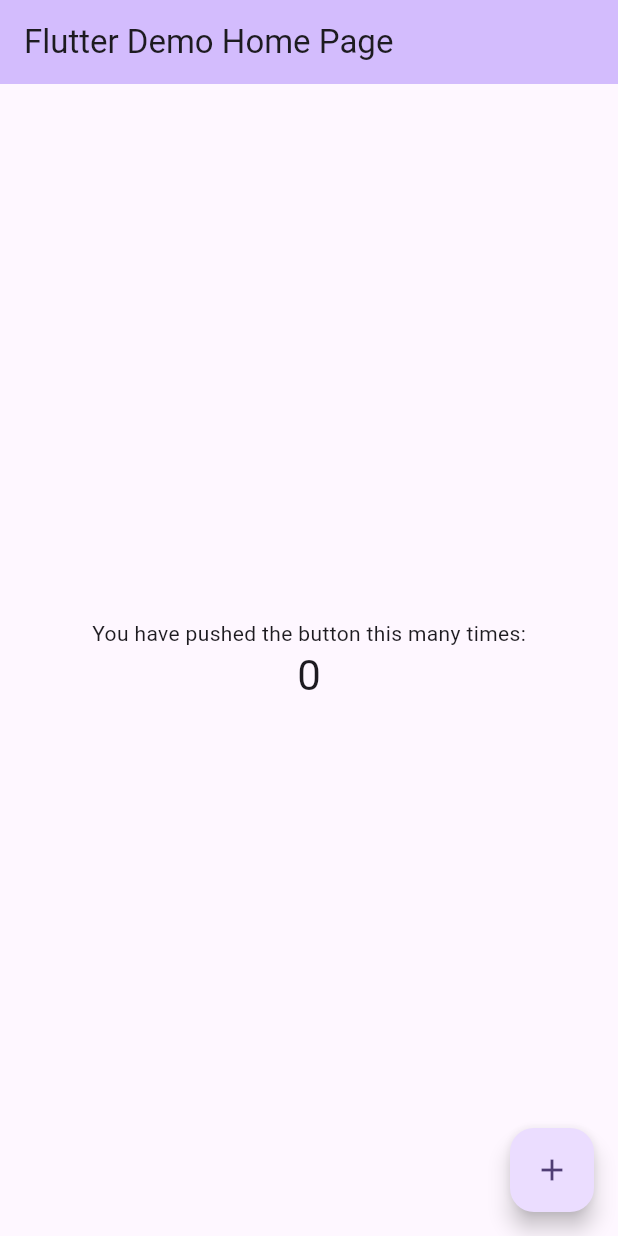
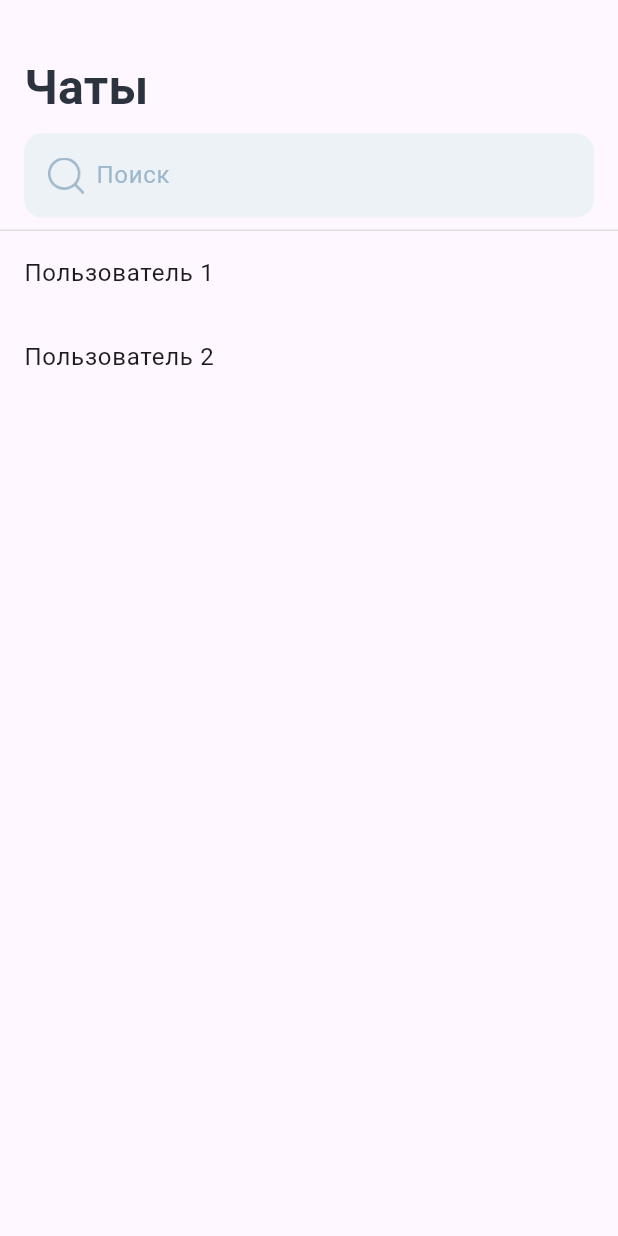
Before and after one commit to SidorinSergei/Test-task-messenger-, a Flutter app: the screen it shows after launch, on a phone screen of 412 x 824 dp. Run offline on Flutter 3.47's test engine with Material 3 defaults, Android fonts, the phone set to English and light mode, and no system bars; Roboto replaces fonts that are missing (Gilroy).

Commit message:
Added MyHomePage page
Added MyHomePage page, moved widgets to separate files, improved readability and code structure

```diff
--- a/lib/main.dart
+++ b/lib/main.dart
@@ -1,125 +1,16 @@
 import 'package:flutter/material.dart';
+import 'view/page/home_page.dart'; // Укажите правильный путь к вашей странице
 
 void main() {
-  runApp(const MyApp());
+  runApp(MyApp());
 }
 
 class MyApp extends StatelessWidget {
-  const MyApp({super.key});
-
-  // This widget is the root of your application.
   @override
   Widget build(BuildContext context) {
     return MaterialApp(
-      title: 'Flutter Demo',
-      theme: ThemeData(
-        // This is the theme of your application.
-        //
-        // TRY THIS: Try running your application with "flutter run". You'll see
-        // the application has a blue toolbar. Then, without quitting the app,
-        // try changing the seedColor in the colorScheme below to Colors.green
-        // and then invoke "hot reload" (save your changes or press the "hot
-        // reload" button in a Flutter-supported IDE, or press "r" if you used
-        // the command line to start the app).
-        //
-        // Notice that the counter didn't reset back to zero; the application
-        // state is not lost during the reload. To reset the state, use hot
-        // restart instead.
-        //
-        // This works for code too, not just values: Most code changes can be
-        // tested with just a hot reload.
-        colorScheme: ColorScheme.fromSeed(seedColor: Colors.deepPurple),
-        useMaterial3: true,
-      ),
-      home: const MyHomePage(title: 'Flutter Demo Home Page'),
+      debugShowCheckedModeBanner: false,
+      home: MyHomePage(),
     );
   }
 }
-
-class MyHomePage extends StatefulWidget {
-  const MyHomePage({super.key, required this.title});
-
-  // This widget is the home page of your application. It is stateful, meaning
-  // that it has a State object (defined below) that contains fields that affect
-  // how it looks.
-
-  // This class is the configuration for the state. It holds the values (in this
-  // case the title) provided by the parent (in this case the App widget) and
-  // used by the build method of the State. Fields in a Widget subclass are
-  // always marked "final".
-
-  final String title;
-
-  @override
-  State<MyHomePage> createState() => _MyHomePageState();
-}
-
-class _MyHomePageState extends State<MyHomePage> {
-  int _counter = 0;
-
-  void _incrementCounter() {
-    setState(() {
-      // This call to setState tells the Flutter framework that something has
-      // changed in this State, which causes it to rerun the build method below
-      // so that the display can reflect the updated values. If we changed
-      // _counter without calling setState(), then the build method would not be
-      // called again, and so nothing would appear to happen.
-      _counter++;
-    });
-  }
-
-  @override
-  Widget build(BuildContext context) {
-    // This method is rerun every time setState is called, for instance as done
-    // by the _incrementCounter method above.
-    //
-    // The Flutter framework has been optimized to make rerunning build methods
-    // fast, so that you can just rebuild anything that needs updating rather
-    // than having to individually change instances of widgets.
-    return Scaffold(
-      appBar: AppBar(
-        // TRY THIS: Try changing the color here to a specific color (to
-        // Colors.amber, perhaps?) and trigger a hot reload to see the AppBar
-        // change color while the other colors stay the same.
-        backgroundColor: Theme.of(context).colorScheme.inversePrimary,
-        // Here we take the value from the MyHomePage object that was created by
-        // the App.build method, and use it to set our appbar title.
-        title: Text(widget.title),
-      ),
-      body: Center(
-        // Center is a layout widget. It takes a single child and positions it
-        // in the middle of the parent.
-        child: Column(
-          // Column is also a layout widget. It takes a list of children and
-          // arranges them vertically. By default, it sizes itself to fit its
-          // children horizontally, and tries to be as tall as its parent.
-          //
-          // Column has various properties to control how it sizes itself and
-          // how it positions its children. Here we use mainAxisAlignment to
-          // center the children vertically; the main axis here is the vertical
-          // axis because Columns are vertical (the cross axis would be
-          // horizontal).
-          //
-          // TRY THIS: Invoke "debug painting" (choose the "Toggle Debug Paint"
-          // action in the IDE, or press "p" in the console), to see the
-          // wireframe for each widget.
-          mainAxisAlignment: MainAxisAlignment.center,
-          children: <Widget>[
-            const Text(
-              'You have pushed the button this many times:',
-            ),
-            Text(
-              '$_counter',
-              style: Theme.of(context).textTheme.headlineMedium,
-            ),
-          ],
-        ),
-      ),
-      floatingActionButton: FloatingActionButton(
-        onPressed: _incrementCounter,
-        tooltip: 'Increment',
-        child: const Icon(Icons.add),
-      ), // This trailing comma makes auto-formatting nicer for build methods.
-    );
-  }
-}
--- /dev/null
+++ b/lib/view/page/home_page.dart
@@ -0,0 +1,32 @@
+import 'package:flutter/material.dart';
+import '../widgets/search_bar.dart' as CustomSearchBar;
+import '../widgets/page_title.dart';
+import '../widgets/divider_line.dart';
+
+class MyHomePage extends StatelessWidget {
+  @override
+  Widget build(BuildContext context) {
+    return Scaffold(
+      body: Column(
+        crossAxisAlignment: CrossAxisAlignment.start,
+        children: [
+          SizedBox(height: 35),
+          PageTitle(text: 'Чаты', fontSize: 32, fontWeight: FontWeight.bold),
+          CustomSearchBar.SearchBar<String>(
+            labelText: 'Поиск',
+            onTextChanged: (value) {},
+          ),
+          DividerLine(),
+          Expanded(
+            child: ListView(
+              children: [
+                ListTile(title: Text('Пользователь 1')),
+                ListTile(title: Text('Пользователь 2')),
+              ],
+            ),
+          ),
+        ],
+      ),
+    );
+  }
+}
--- /dev/null
+++ b/lib/view/widgets/divider_line.dart
@@ -0,0 +1,12 @@
+import 'package:flutter/material.dart';
+
+class DividerLine extends StatelessWidget {
+  @override
+  Widget build(BuildContext context) {
+    return Container(
+      margin: EdgeInsets.symmetric(horizontal: 0.0),
+      height: 1.0,
+      color: Colors.grey[300],
+    );
+  }
+}
--- /dev/null
+++ b/lib/view/widgets/page_title.dart
@@ -0,0 +1,30 @@
+import 'package:flutter/material.dart';
+
+class PageTitle extends StatelessWidget {
+  final String text;
+  final double fontSize;
+  final FontWeight fontWeight;
+
+  const PageTitle({
+    Key? key,
+    required this.text,
+    this.fontSize = 32,
+    this.fontWeight = FontWeight.bold,
+  }) : super(key: key);
+
+  @override
+  Widget build(BuildContext context) {
+    return Padding(
+      padding: const EdgeInsets.only(left: 16.0, right: 16.0, bottom: 8.0),
+      child: Text(
+        text,
+        style: TextStyle(
+          fontFamily: 'Gilroy',
+          fontSize: fontSize,
+          fontWeight: fontWeight,
+          color: Color(0xFF2B333E),
+        ),
+      ),
+    );
+  }
+}
--- /dev/null
+++ b/lib/view/widgets/search_bar.dart
@@ -0,0 +1,58 @@
+import 'package:flutter/material.dart';
+
+class SearchBar<T> extends StatelessWidget {
+  final String labelText;
+  final ValueChanged<T>? onTextChanged;
+
+  const SearchBar({
+    Key? key,
+    required this.labelText,
+    this.onTextChanged,
+  }) : super(key: key);
+
+  @override
+  Widget build(BuildContext context) {
+    return Container(
+      margin: const EdgeInsets.only(left: 16.0, right: 16.0, bottom: 8.0),
+      padding: const EdgeInsets.symmetric(horizontal: 16.0),
+      decoration: BoxDecoration(
+        color: Color(0xFFEDF2F6),
+        borderRadius: BorderRadius.circular(12.0),
+      ),
+      child: Row(
+        children: [
+          Image.asset(
+            'assets/icons/search.png',
+            width: 24,
+            height: 24,
+            color: Color(0xFF9DB7CB),
+          ),
+          SizedBox(width: 8.0),
+          Expanded(
+            child: TextField(
+              style: TextStyle(
+                fontFamily: 'Gilroy',
+                fontSize: 16,
+                color: Color(0xFF2B333E),
+              ),
+              onChanged: (value) {
+                if (onTextChanged != null) {
+                  onTextChanged!(value as T);
+                }
+              },
+              decoration: InputDecoration(
+                border: InputBorder.none,
+                labelText: labelText,
+                labelStyle: TextStyle(
+                  fontFamily: 'Gilroy',
+                  fontSize: 16,
+                  color: Color(0xFF9DB7CB),
+                ),
+              ),
+            ),
+          ),
+        ],
+      ),
+    );
+  }
+}
```
Also changed, not shown: pubspec.yaml (+17 -1 lines), assets/fonts/Gilroy-Bold.ttf (added), assets/fonts/Gilroy-BoldItalic.ttf (added), assets/fonts/Gilroy-Regular.ttf (added), assets/icons/search.png (added).
